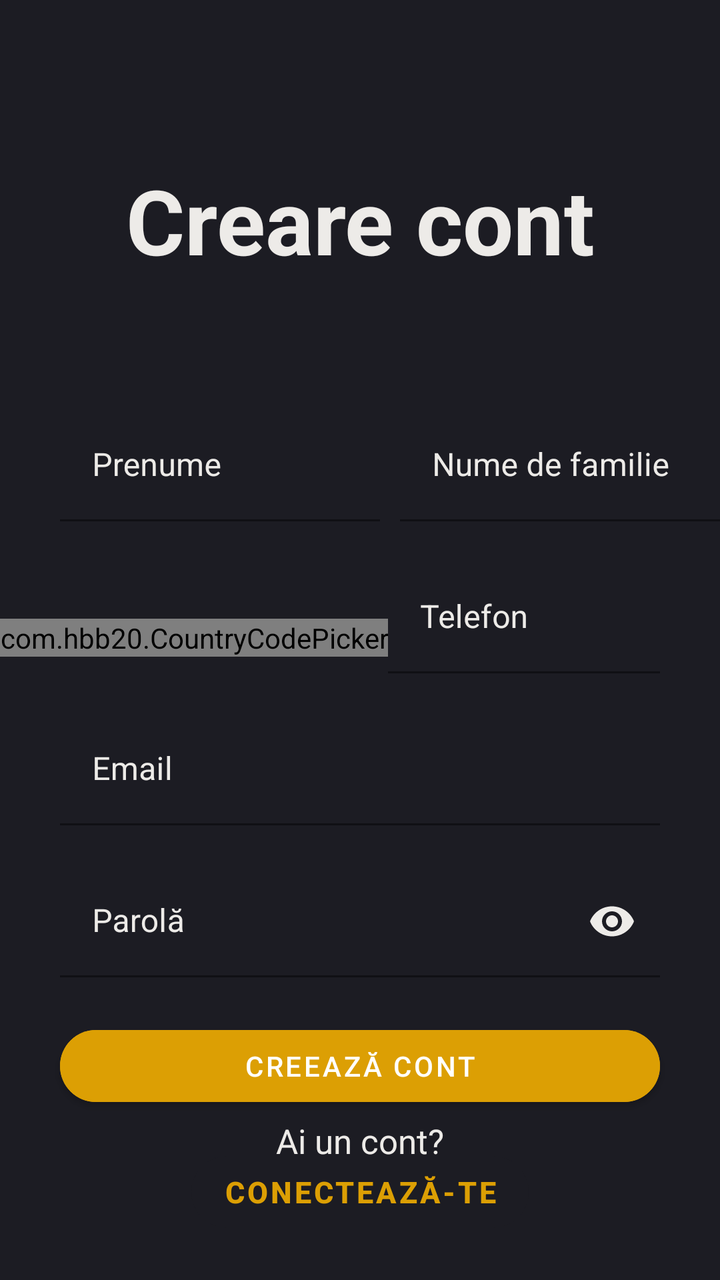
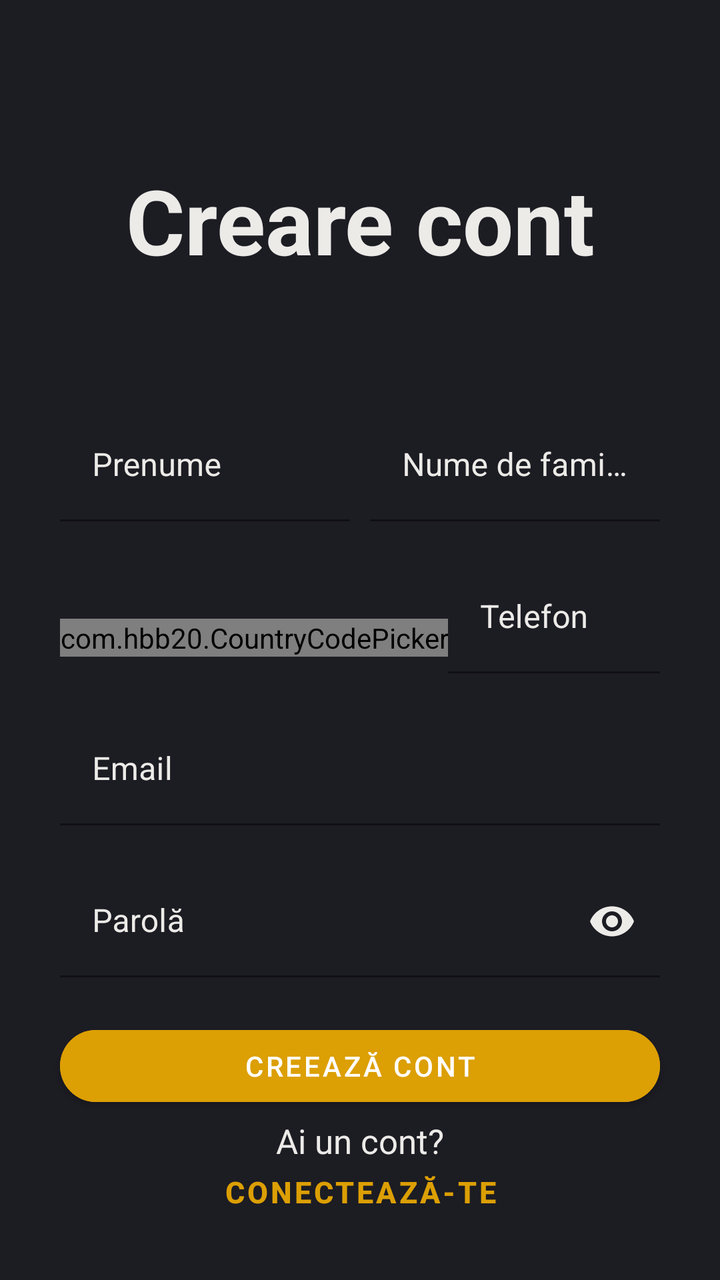

Compare the two renders of this Android layout. The source of the first and the diff that turns it into the second are given below.
<!-- AndroidManifest.xml: application theme Theme.Login -->
<!-- res/layout/fragment_register.xml -->
<?xml version="1.0" encoding="utf-8"?>
<RelativeLayout xmlns:android="http://schemas.android.com/apk/res/android"
    xmlns:app="http://schemas.android.com/apk/res-auto"
    xmlns:tools="http://schemas.android.com/tools"
    android:layout_width="match_parent"
    android:layout_height="match_parent"
    android:background="@color/blackRussian"
    tools:context=".RegisterFragment">

    <TextView
        android:id="@+id/tv_logo"
        android:layout_width="wrap_content"
        android:layout_height="wrap_content"
        android:layout_centerHorizontal="true"
        android:layout_marginTop="80dp"
        android:layout_marginBottom="65dp"
        android:text="@string/createAccount"
        android:textAlignment="center"
        android:textColor="@color/desertStorm"
        android:textSize="45sp"
        android:textStyle="bold" />

    <LinearLayout
        android:id="@+id/fullName"
        android:layout_width="match_parent"
        android:layout_height="wrap_content"
        android:layout_below="@id/tv_logo"
        android:layout_centerHorizontal="true">

        <com.google.android.material.textfield.TextInputLayout
            android:id="@+id/firstname"
            android:layout_width="160dp"
            android:layout_height="wrap_content"
            android:layout_marginLeft="30dp"
            android:backgroundTint="@color/desertStorm"
            android:hint="@string/firstName"
            android:textColor="@color/desertStorm"
            android:textColorHint="@color/desertStorm"
            android:textSize="15sp"
            app:errorEnabled="true">

            <com.google.android.material.textfield.TextInputEditText
                android:layout_width="match_parent"
                android:layout_height="wrap_content"
                android:background="@color/blackRussian"
                android:inputType="textPersonName|textCapWords"
                android:singleLine="true" />
        </com.google.android.material.textfield.TextInputLayout>

        <com.google.android.material.textfield.TextInputLayout
            android:id="@+id/lastname"
            android:layout_width="160dp"
            android:layout_height="wrap_content"
            android:layout_marginLeft="10dp"
            android:layout_marginRight="30dp"
            android:layout_toRightOf="@id/firstname"
            android:backgroundTint="@color/desertStorm"
            android:hint="@string/lastName"

            android:textColor="@color/desertStorm"
            android:textColorHint="@color/desertStorm"
            android:textSize="15sp"
            app:errorEnabled="true">

            <com.google.android.material.textfield.TextInputEditText
                android:layout_width="match_parent"
                android:layout_height="wrap_content"
                android:background="@color/blackRussian"
                android:inputType="textPersonName|textCapWords"
                android:singleLine="true" />
        </com.google.android.material.textfield.TextInputLayout>

    </LinearLayout>

    <LinearLayout
        android:id="@+id/phone"
        android:layout_width="match_parent"
        android:layout_height="wrap_content"
        android:layout_below="@id/fullName"
        android:gravity="center_vertical">

        <com.hbb20.CountryCodePicker
            android:id="@+id/ccpRegistration"
            android:layout_width="wrap_content"
            android:layout_height="wrap_content"
            app:ccpDialog_backgroundColor="@color/black"
            app:ccpDialog_fastScroller_bubbleColor="@color/desertStorm"
            app:ccpDialog_fastScroller_bubbleTextAppearance="@style/bubbleText"
            app:ccpDialog_fastScroller_handleColor="@color/desertStorm"
            app:ccpDialog_showCloseIcon="true"
            app:ccpDialog_textColor="@color/desertStorm"
            app:ccp_arrowColor="@color/desertStorm"
            app:ccp_autoDetectCountry="true"
            app:ccp_autoFormatNumber="true"
            app:ccp_contentColor="@color/desertStorm"
            app:ccp_countryPreference="ro"
            app:ccp_defaultNameCode="ro"
            app:ccp_showNameCode="false" />


        <com.google.android.material.textfield.TextInputLayout
            android:id="@+id/phoneNumberRegistration"
            android:layout_width="match_parent"
            android:layout_height="wrap_content"
            android:layout_marginRight="30dp"
            android:backgroundTint="@color/desertStorm"
            android:drawablePadding="10dp"
            android:hint="Telefon"
            android:textColor="@color/desertStorm"
            android:textColorHint="@color/desertStorm"
            android:textSize="15sp"
            app:errorEnabled="true">

            <com.google.android.material.textfield.TextInputEditText
                android:layout_width="match_parent"
                android:layout_height="wrap_content"
                android:background="@color/blackRussian"
                android:inputType="phone" />
        </com.google.android.material.textfield.TextInputLayout>
    </LinearLayout>

    <com.google.android.material.textfield.TextInputLayout
        android:id="@+id/email"
        android:layout_width="match_parent"
        android:layout_height="wrap_content"
        android:layout_below="@id/phone"
        android:layout_marginLeft="30dp"
        android:layout_marginRight="30dp"
        android:backgroundTint="@color/desertStorm"
        android:drawablePadding="10dp"
        android:hint="@string/email"
        android:textColor="@color/desertStorm"
        android:textColorHint="@color/desertStorm"
        android:textSize="15sp"
        app:errorEnabled="true">

        <com.google.android.material.textfield.TextInputEditText
            android:layout_width="match_parent"
            android:layout_height="wrap_content"
            android:background="@color/blackRussian"
            android:inputType="textEmailAddress" />
    </com.google.android.material.textfield.TextInputLayout>

    <com.google.android.material.textfield.TextInputLayout
        android:id="@+id/password"
        android:layout_width="match_parent"
        android:layout_height="wrap_content"
        android:layout_below="@id/email"
        android:layout_marginLeft="30dp"
        android:layout_marginRight="30dp"
        android:backgroundTint="@color/desertStorm"
        android:drawablePadding="10dp"
        android:hint="@string/password"
        android:textColor="@color/desertStorm"
        android:textColorHint="@color/desertStorm"
        android:textSize="15sp"
        app:endIconMode="password_toggle"
        app:endIconTint="@color/desertStorm"
        app:errorEnabled="true"
        app:errorIconDrawable="@null">

        <com.google.android.material.textfield.TextInputEditText
            android:id="@+id/passwordTIET"
            android:layout_width="match_parent"
            android:layout_height="wrap_content"
            android:background="@color/blackRussian"
            android:inputType="textPassword" />
    </com.google.android.material.textfield.TextInputLayout>


    <Button
        android:id="@+id/createButton"
        android:layout_width="match_parent"
        android:layout_height="wrap_content"
        android:layout_below="@id/password"
        android:layout_centerInParent="true"
        android:layout_marginLeft="30dp"
        android:layout_marginRight="30dp"
        android:layout_marginBottom="30dp"
        android:backgroundTint="@color/darkYellow"
        android:text="@string/signUp"
        android:textColor="@android:color/white"
        app:cornerRadius="20dp" />

    <TextView
        android:id="@+id/dontHaveAccout"
        android:layout_width="wrap_content"
        android:layout_height="wrap_content"
        android:layout_above="@id/backToLoginButton"
        android:layout_centerHorizontal="true"
        android:layout_marginBottom="-10dp"
        android:text="@string/haveAccount"
        android:textColor="@color/desertStorm"
        android:textSize="17sp" />


    <Button
        android:id="@+id/backToLoginButton"
        android:layout_width="wrap_content"
        android:layout_height="wrap_content"
        android:layout_alignParentBottom="true"
        android:layout_centerHorizontal="true"
        android:layout_marginBottom="20dp"
        android:backgroundTint="@color/blackRussian"
        android:outlineSpotShadowColor="@color/blackRussian"
        android:text="@string/login"
        android:textColor="@color/darkYellow"
        android:textSize="15sp"
        android:textStyle="bold"
        app:cornerRadius="20dp" />


</RelativeLayout>
<!-- resources referenced by this layout -->
<resources>
  <color name="black">#FF000000</color>
  <color name="blackRussian">#1c1c23</color>
  <color name="darkYellow">#dc9f04</color>
  <color name="desertStorm">#edebe8</color>
  <string name="createAccount">Creare cont</string>
  <string name="email">Email</string>
  <string name="firstName">Prenume</string>
  <string name="haveAccount">Ai un cont?</string>
  <string name="lastName">Nume de familie</string>
  <string name="login">Conectează-te</string>
  <string name="password">Parolă</string>
  <string name="signUp">Creează cont</string>
  <style name="bubbleText">
          <item name="android:textColor">#000000</item>
      </style>
  <style name="Theme.Login" parent="Theme.MaterialComponents.DayNight.NoActionBar">
          
          <item name="colorPrimary">@color/purple_500</item>
          <item name="colorPrimaryVariant">@color/darkYellow</item>
          <item name="colorOnPrimary">@color/white</item>
          
          <item name="colorSecondary">@color/teal_200</item>
          <item name="colorSecondaryVariant">@color/teal_700</item>
          <item name="colorOnSecondary">@color/black</item>
          
          <item name="android:statusBarColor">?attr/colorPrimaryVariant</item>
          
      </style>
  <color name="purple_500">#FF6200EE</color>
  <color name="white">#FFFFFFFF</color>
  <color name="teal_200">#FF03DAC5</color>
  <color name="teal_700">#FF018786</color>
</resources>

<!-- the commit's change to res/layout/fragment_register.xml (unified diff, before → after) -->
@@ -20,18 +20,23 @@
         android:textSize="45sp"
         android:textStyle="bold" />
 
+
     <LinearLayout
         android:id="@+id/fullName"
         android:layout_width="match_parent"
         android:layout_height="wrap_content"
+        android:orientation="horizontal"
         android:layout_below="@id/tv_logo"
-        android:layout_centerHorizontal="true">
+        android:layout_centerHorizontal="true"
+        android:weightSum="100">
 
         <com.google.android.material.textfield.TextInputLayout
             android:id="@+id/firstname"
-            android:layout_width="160dp"
-            android:layout_height="wrap_content"
+            android:layout_width="match_parent"
+            android:layout_height="wrap_content"
+            android:layout_weight="50"
             android:layout_marginLeft="30dp"
+            android:layout_marginRight="5dp"
             android:backgroundTint="@color/desertStorm"
             android:hint="@string/firstName"
             android:textColor="@color/desertStorm"
@@ -49,14 +54,14 @@
 
         <com.google.android.material.textfield.TextInputLayout
             android:id="@+id/lastname"
-            android:layout_width="160dp"
-            android:layout_height="wrap_content"
-            android:layout_marginLeft="10dp"
+            android:layout_width="match_parent"
+            android:layout_height="wrap_content"
+            android:layout_weight="50"
+            android:layout_marginLeft="5dp"
             android:layout_marginRight="30dp"
             android:layout_toRightOf="@id/firstname"
             android:backgroundTint="@color/desertStorm"
             android:hint="@string/lastName"
-
             android:textColor="@color/desertStorm"
             android:textColorHint="@color/desertStorm"
             android:textSize="15sp"
@@ -69,27 +74,29 @@
                 android:inputType="textPersonName|textCapWords"
                 android:singleLine="true" />
         </com.google.android.material.textfield.TextInputLayout>
-
     </LinearLayout>
+
 
     <LinearLayout
         android:id="@+id/phone"
         android:layout_width="match_parent"
         android:layout_height="wrap_content"
         android:layout_below="@id/fullName"
-        android:gravity="center_vertical">
+        android:gravity="center_vertical"
+        android:orientation="horizontal">
 
         <com.hbb20.CountryCodePicker
             android:id="@+id/ccpRegistration"
             android:layout_width="wrap_content"
             android:layout_height="wrap_content"
+            android:layout_marginLeft="30dp"
             app:ccpDialog_backgroundColor="@color/black"
             app:ccpDialog_fastScroller_bubbleColor="@color/desertStorm"
             app:ccpDialog_fastScroller_bubbleTextAppearance="@style/bubbleText"
             app:ccpDialog_fastScroller_handleColor="@color/desertStorm"
             app:ccpDialog_showCloseIcon="true"
+            app:ccp_showArrow="false"
             app:ccpDialog_textColor="@color/desertStorm"
-            app:ccp_arrowColor="@color/desertStorm"
             app:ccp_autoDetectCountry="true"
             app:ccp_autoFormatNumber="true"
             app:ccp_contentColor="@color/desertStorm"
@@ -97,14 +104,12 @@
             app:ccp_defaultNameCode="ro"
             app:ccp_showNameCode="false" />
 
-
         <com.google.android.material.textfield.TextInputLayout
             android:id="@+id/phoneNumberRegistration"
             android:layout_width="match_parent"
             android:layout_height="wrap_content"
             android:layout_marginRight="30dp"
             android:backgroundTint="@color/desertStorm"
-            android:drawablePadding="10dp"
             android:hint="Telefon"
             android:textColor="@color/desertStorm"
             android:textColorHint="@color/desertStorm"
@@ -119,6 +124,7 @@
         </com.google.android.material.textfield.TextInputLayout>
     </LinearLayout>
 
+
     <com.google.android.material.textfield.TextInputLayout
         android:id="@+id/email"
         android:layout_width="match_parent"
@@ -140,6 +146,7 @@
             android:background="@color/blackRussian"
             android:inputType="textEmailAddress" />
     </com.google.android.material.textfield.TextInputLayout>
+
 
     <com.google.android.material.textfield.TextInputLayout
         android:id="@+id/password"
@@ -182,6 +189,7 @@
         android:textColor="@android:color/white"
         app:cornerRadius="20dp" />
 
+
     <TextView
         android:id="@+id/dontHaveAccout"
         android:layout_width="wrap_content"
